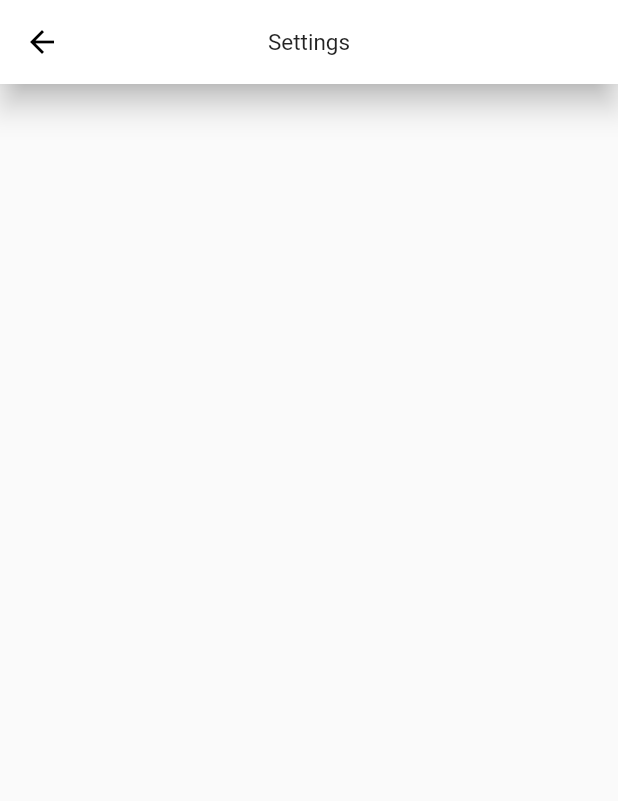
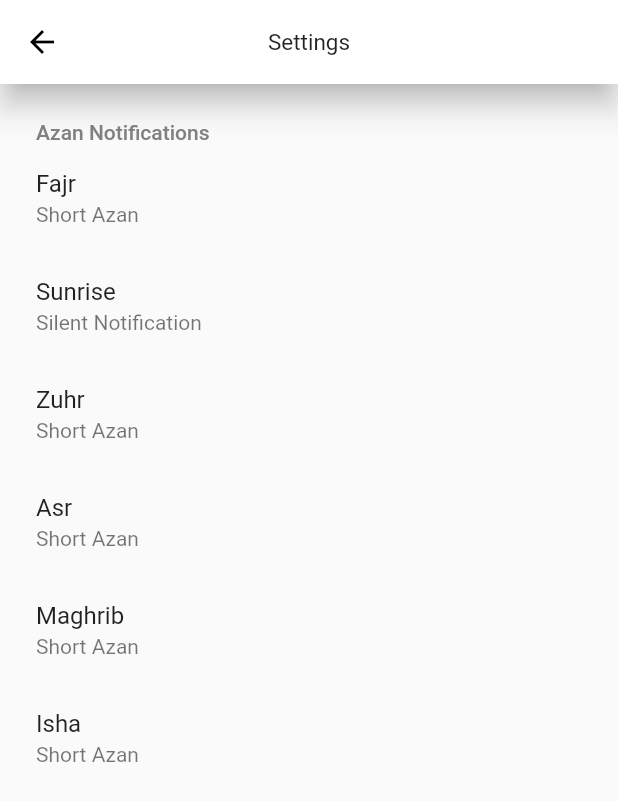
Before and after one commit to gemy21ce/mcnd_mobile, a Flutter app: the SettingsScreen screen opened by its route, on a phone screen of 412 x 824 dp. Shown: the top 801 px of the screen. Run offline on Flutter 3.47's test engine with Material 2 defaults, Android fonts, the phone set to English and light mode, and no system bars; drawn by our look-alikes of auto_size_text; our stand-ins replace auto_route, dio, flutter_hooks, flutter_local_notifications, flutter_native_timezone and 10 more; missing offline and left inert: enum_to_string, strings; generated files the repository leaves out were written again.

Commit message:
add static UI for settings page

```diff
--- a/lib/ui/mcnd_router.dart
+++ b/lib/ui/mcnd_router.dart
@@ -3,6 +3,9 @@ import 'package:mcnd_mobile/ui/home/home_screen.dart';
 import 'package:mcnd_mobile/ui/settings/settings_screen.dart';
 
 @MaterialAutoRouter(
-  routes: [AutoRoute<void>(page: HomeScreen, initial: true), AutoRoute<void>(page: SettingsScreen)],
+  routes: [
+    AutoRoute<void>(page: HomeScreen, initial: true),
+    AutoRoute<void>(page: SettingsScreen),
+  ],
 )
 class $McndRouter {}
--- a/lib/ui/settings/settings_screen.dart
+++ b/lib/ui/settings/settings_screen.dart
@@ -13,6 +13,144 @@ class SettingsScreen extends StatelessWidget {
           minFontSize: 15,
         ),
       ),
+      body: ListView(
+        children: const [
+          SettingsHeader(text: 'Azan Notifications'),
+          SettingsItem(
+            text: 'Fajr',
+            subtext: 'Short Azan',
+          ),
+          SettingsItem(
+            text: 'Sunrise',
+            subtext: 'Silent Notification',
+          ),
+          SettingsItem(
+            text: 'Zuhr',
+            subtext: 'Short Azan',
+          ),
+          SettingsItem(
+            text: 'Asr',
+            subtext: 'Short Azan',
+          ),
+          SettingsItem(
+            text: 'Maghrib',
+            subtext: 'Short Azan',
+          ),
+          SettingsItem(
+            text: 'Isha',
+            subtext: 'Short Azan',
+          ),
+        ],
+      ),
     );
   }
 }
+
+class SettingsHeader extends StatelessWidget {
+  final String text;
+
+  const SettingsHeader({
+    required this.text,
+    Key? key,
+  }) : super(key: key);
+
+  @override
+  Widget build(BuildContext context) {
+    return Padding(
+      padding: const EdgeInsets.all(24.0).copyWith(bottom: 0),
+      child: Text(
+        text,
+        style: const TextStyle(
+          color: Color(0xff818181),
+          fontWeight: FontWeight.w500,
+        ),
+      ),
+    );
+  }
+}
+
+class SettingsItem extends StatelessWidget {
+  final String text;
+  final String subtext;
+
+  const SettingsItem({
+    required this.text,
+    required this.subtext,
+    Key? key,
+  }) : super(key: key);
+
+  @override
+  Widget build(BuildContext context) {
+    return InkWell(
+      onTap: () {
+        showDialog<void>(
+          context: context,
+          builder: (context) {
+            return StatefulBuilder(
+              builder: (context, setState) {
+                return Dialog(
+                  child: ListView(
+                    shrinkWrap: true,
+                    children: [
+                      Padding(
+                        padding: const EdgeInsets.fromLTRB(24, 24, 24, 0),
+                        child: Text(
+                          'Fajr Notification',
+                          style: Theme.of(context).textTheme.headline6,
+                        ),
+                      ),
+                      RadioListTile<int>(
+                        value: 0,
+                        groupValue: 1,
+                        onChanged: (value) {},
+                        title: const Text('No notification'),
+                      ),
+                      RadioListTile<int>(
+                        value: 1,
+                        groupValue: 1,
+                        onChanged: (value) {},
+                        title: const Text('Silent notification'),
+                      ),
+                      RadioListTile<int>(
+                        value: 0,
+                        groupValue: 1,
+                        onChanged: (value) {},
+                        title: const Text('Short Azan'),
+                      ),
+                      RadioListTile<int>(
+                        value: 0,
+                        groupValue: 1,
+                        onChanged: (value) {},
+                        title: const Text('Full Azan'),
+                      ),
+                      const SizedBox(
+                        height: 12,
+                      ),
+                      ButtonBar(
+                        children: [
+                          TextButton(
+                            onPressed: () {},
+                            child: const Text('Ok'),
+                          ),
+                          TextButton(
+                            onPressed: () {},
+                            child: const Text('Cancel'),
+                          ),
+                        ],
+                      ),
+                    ],
+                  ),
+                );
+              },
+            );
+          },
+        );
+      },
+      child: ListTile(
+        contentPadding: const EdgeInsets.symmetric(horizontal: 24),
+        title: Text(text),
+        subtitle: Text(subtext),
+      ),
+    );
+  }
+}
```
